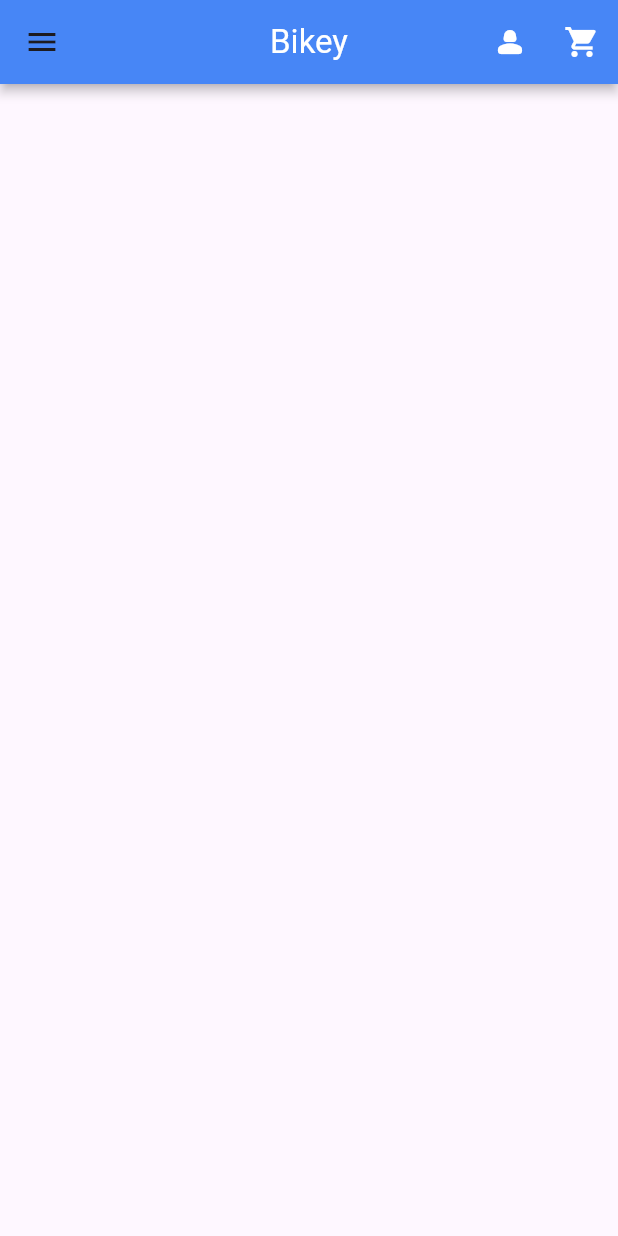
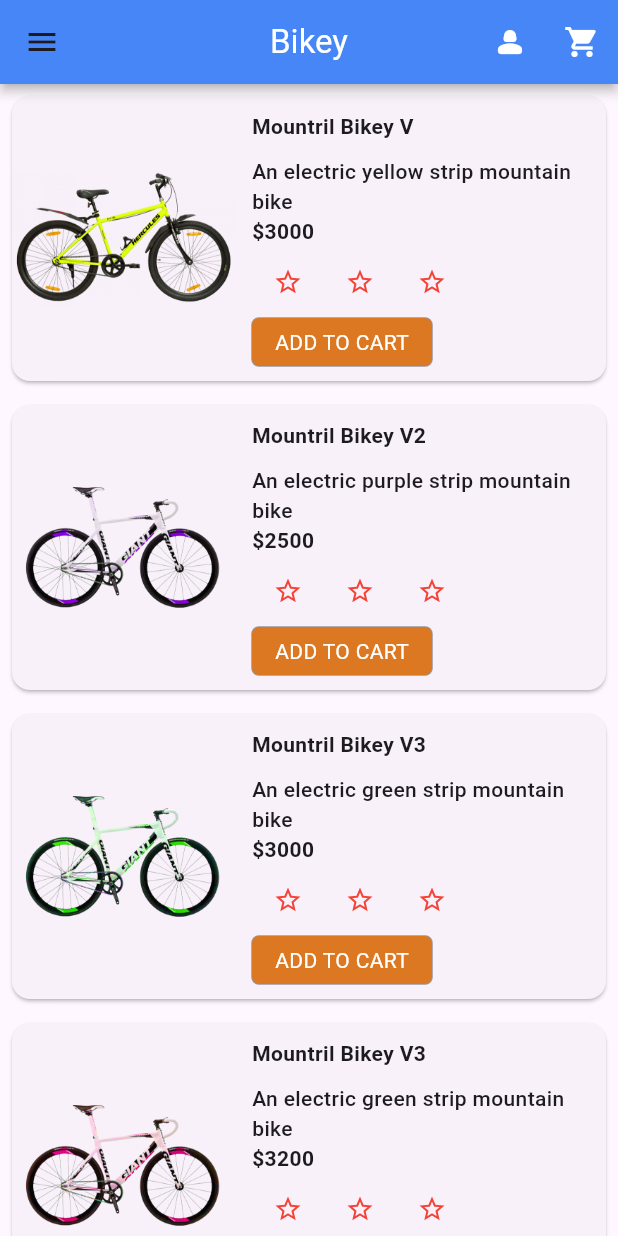
Before and after one commit to Tosin8/tutorialspoint_demo, a Flutter app: the screen it shows after launch, on a phone screen of 412 x 824 dp. Run offline on Flutter 3.47's test engine with Material 3 defaults, Android fonts, the phone set to English and light mode, and no system bars.

Commit message:
Update home_page.dart

```diff
--- a/lib/screen/home_page.dart
+++ b/lib/screen/home_page.dart
@@ -40,7 +40,38 @@ class _HomePageState extends State<HomePage> {
           ],
         ),
         body: ListView(
-          children: [],
+          children: [
+            ProductBox(
+              name: 'Mountril Bikey V',
+              image: '1.png',
+              description: 'An electric yellow strip mountain bike',
+              price: 3000,
+            ),
+            ProductBox(
+              name: 'Mountril Bikey V2',
+              image: '2.png',
+              description: 'An electric purple strip mountain bike',
+              price: 2500,
+            ),
+            ProductBox(
+              name: 'Mountril Bikey V3',
+              image: '3.png',
+              description: 'An electric green strip mountain bike',
+              price: 3000,
+            ),
+            ProductBox(
+              name: 'Mountril Bikey V3',
+              image: '4.png',
+              description: 'An electric green strip mountain bike',
+              price: 3200,
+            ),
+            ProductBox(
+              name: 'Mountril Bikey V3',
+              image: '5.png',
+              description: 'An electric green strip mountain bike',
+              price: 3500,
+            )
+          ],
         ),
         drawer: const Bikey_Drawer());
   }
```
